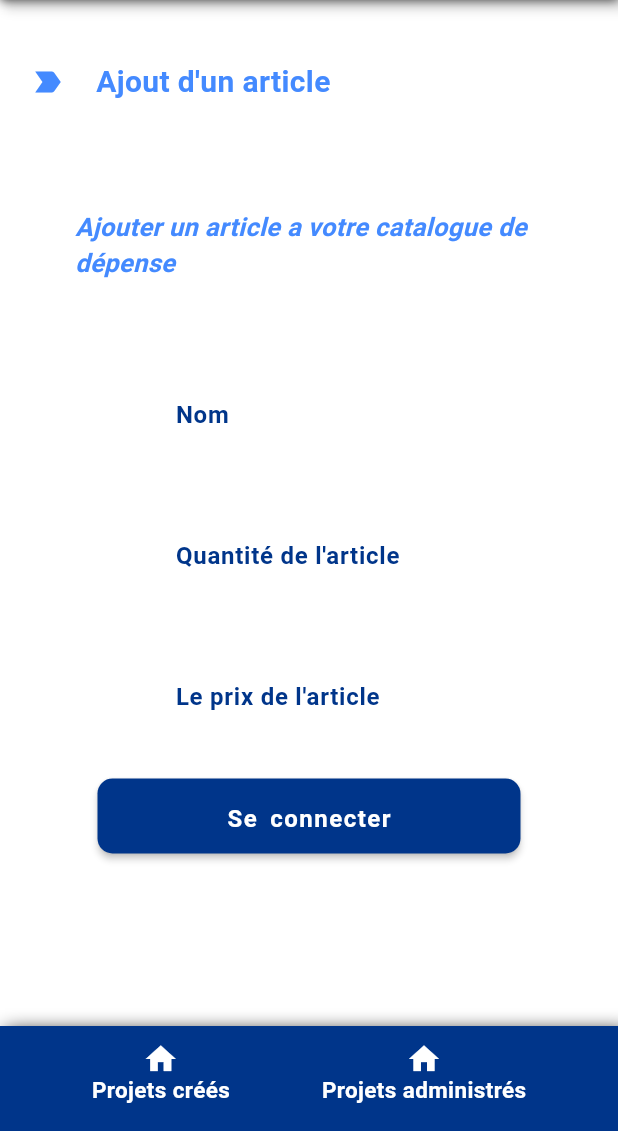
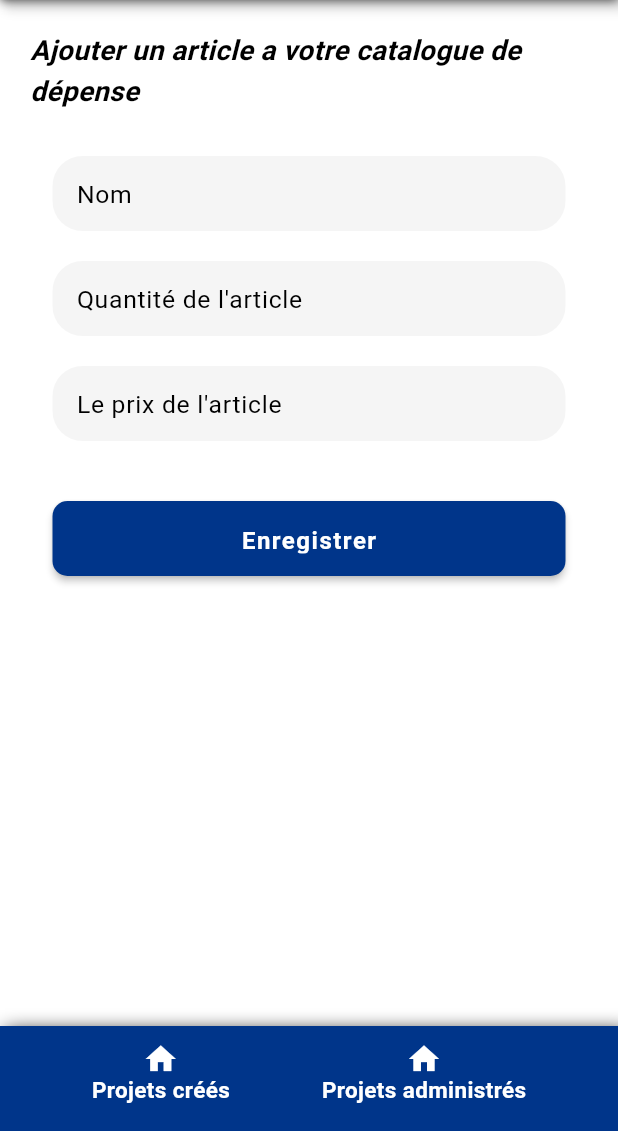
Before and after one commit to marcoshognifio/AppMobileFinanceTrue, a Flutter app: the AddArticle screen opened by its route, on a phone screen of 412 x 824 dp, the part 105-1236 px from its top. Run offline on Flutter 3.47's test engine with Material 3 defaults, Android fonts, the phone set to English and light mode, and no system bars; our stand-ins replace flutter_image_compress, image_picker.

Commit message:
important commit

```diff
--- a/lib/project/add_article.dart
+++ b/lib/project/add_article.dart
@@ -19,6 +19,7 @@ class AddArticleState extends State<AddArticle> {
 
   int a = 0;
   TextStyle textStyle = const TextStyle(
+      fontFamily: 'Roboto',
       color: Colors.white,
       height: 2,
       fontSize: 20,
@@ -64,48 +65,48 @@ class AddArticleState extends State<AddArticle> {
         bottomNavigationBar: const NavbarUser(),
         appBar: const AppBarWidget(menu: '/menuUser'),
         backgroundColor: Colors.white,
-        body: Container(
-          decoration: const BoxDecoration(
-            color: Colors.white,
-          ),
-          child: SingleChildScrollView(
+        body: SingleChildScrollView(
             child: Column(
               children: [
-                header("Ajout d'un article"),
-                content("Ajouter un article a votre catalogue de dépense",
-                    SizedBox(
-                      child: Form(
+                Padding(
+                  padding: EdgeInsets.all(20.0),
+                  child: Text(
+                    "Ajouter un article a votre catalogue de dépense",
+                    style: TextStyle(
+                        fontFamily: 'Roboto',
+                        color: Colors.black,
+                        fontWeight: FontWeight.w600,
+                        fontSize: screenWidth*0.045,
+                        fontStyle: FontStyle.italic),),
+                ),
+                Form(
                     key: formKey,
                     child: Column(
                       children: [
-                            EntryField(text: 'Nom',
+                        EntryFieldForm(text: 'Nom',
                             type: 'text',
                             express: RegExp(r'^[a-zA-Z ]+[a-zA-Z0-9 ]+$'),
                             control: nomController,
                             required: true,
                             error: 'le nom entré n\'est pas valide'),
-                            EntryField(text: 'Quantité de l\'article',
+                        EntryFieldForm(text: 'Quantité de l\'article',
                             type: 'text',
                             express: RegExp(''),
                             control: quantityController,
                             required: true,
                             error: ''),
-                            EntryField(text: 'Le prix de l\'article',
+                        EntryFieldForm(text: 'Le prix de l\'article',
                             type: 'text',
                             express: RegExp(r'^[0-9]+(.)?[0-9]+$'),
                             control: priceController,
                             required: true,
                             error: 'Entrez une valeurs numerique'),
                         ButtonWidget(
-                                text: 'Se connecter', onTap: actionFunction),
+                            text: 'Enregistrer', onTap: actionFunction),
                       ],
                     ),
                   ),
-                    )
-                )
-                ,
               ],
-            ),
             ),
         )
     );
--- a/lib/project/create_project.dart
+++ b/lib/project/create_project.dart
@@ -161,7 +161,7 @@ class AddProjectState extends State<AddProject> {
                           required: true,
                           error: 'Veillez entrer un email'),
                       getImage =  GetImage(textDisplay: 'Choisissez une image',type: "project",),
-                      ButtonWidget(text:'Se connecter',onTap: ()async{
+                      ButtonWidget(text:'Enregistrer',onTap: ()async{
 
                         Map<String,dynamic> data = await searchUser();
 
--- a/lib/project/transaction_between_projects.dart
+++ b/lib/project/transaction_between_projects.dart
@@ -77,7 +77,7 @@ class TransactionBetweenProjectsState extends State<TransactionBetweenProjects>
                       fontFamily: 'Roboto',
                       color: Colors.black,
                       fontWeight: FontWeight.w600,
-                      fontSize: screenWidth*0.06,
+                      fontSize: screenWidth*0.05,
                       fontStyle: FontStyle.italic),),
               ),
               Center(
```
Also changed, not shown: lib/main.dart (+9 -9 lines), lib/project/delete_project.dart (+4 -4 lines), lib/user/change_profit_user.dart (+17 -12 lines), lib/user/login.dart (+12 -4 lines), lib/user/user_profile.dart (renamed from lib/user/user_profit.dart, +7 -7 lines). Lines whose indentation alone changed are shown as unchanged.
